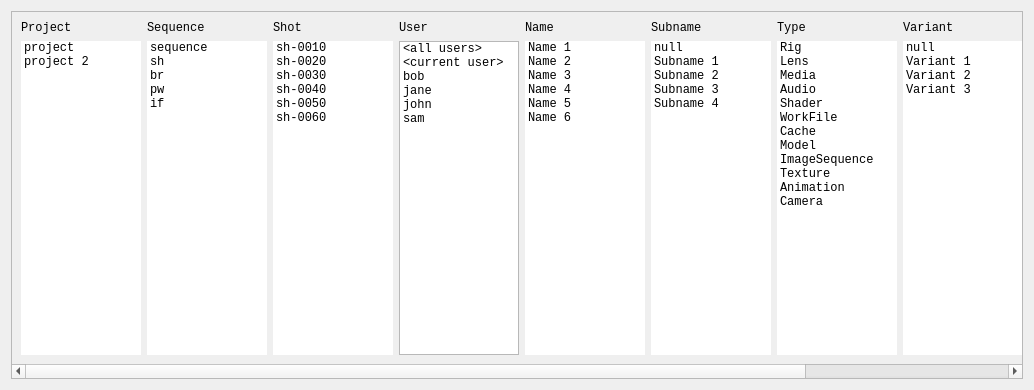
david-cattermole/qt-learning, file ui/windows/assetBrowser/forms/searchTagFinder.ui: the form before one commit.
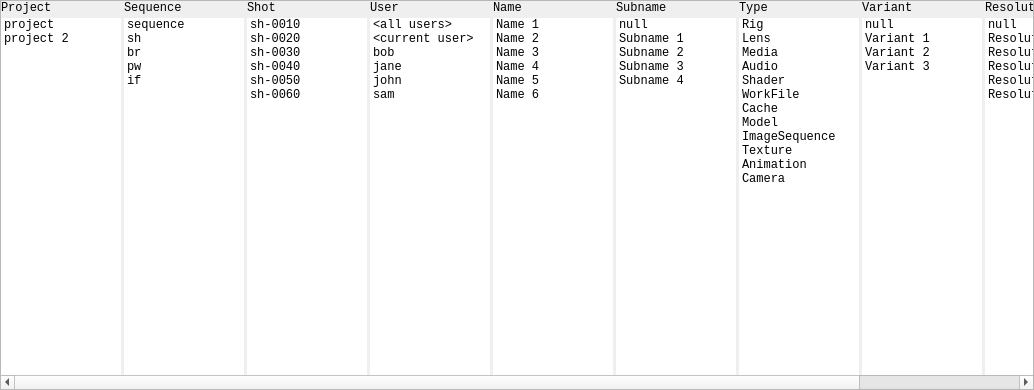
The form after the commit.

```diff
--- a/ui/windows/assetBrowser/forms/searchTagFinder.ui
+++ b/ui/windows/assetBrowser/forms/searchTagFinder.ui
@@ -14,6 +14,12 @@
    <string>Form</string>
   </property>
   <layout class="QHBoxLayout" name="horizontalLayout">
+   <property name="spacing">
+    <number>0</number>
+   </property>
+   <property name="margin">
+    <number>0</number>
+   </property>
    <item>
     <widget class="QScrollArea" name="scrollArea">
      <property name="sizePolicy">
@@ -47,8 +53,8 @@
        <rect>
         <x>0</x>
         <y>0</y>
-        <width>1264</width>
-        <height>357</height>
+        <width>1247</width>
+        <height>370</height>
        </rect>
       </property>
       <property name="sizePolicy">
@@ -61,8 +67,17 @@
        <enum>Qt::LeftToRight</enum>
       </property>
       <layout class="QHBoxLayout" name="horizontalLayout_5">
+       <property name="spacing">
+        <number>3</number>
+       </property>
+       <property name="margin">
+        <number>0</number>
+       </property>
        <item>
         <layout class="QVBoxLayout" name="verticalLayout">
+         <property name="spacing">
+          <number>3</number>
+         </property>
          <item>
           <widget class="QLabel" name="label">
            <property name="text">
@@ -114,6 +129,9 @@
        </item>
        <item>
         <layout class="QVBoxLayout" name="verticalLayout_2">
+         <property name="spacing">
+          <number>3</number>
+         </property>
          <item>
           <widget class="QLabel" name="label_2">
            <property name="text">
@@ -189,6 +207,9 @@
        </item>
        <item>
         <layout class="QVBoxLayout" name="verticalLayout_3">
+         <property name="spacing">
+          <number>3</number>
+         </property>
          <item>
           <widget class="QLabel" name="label_3">
            <property name="text">
@@ -257,6 +278,9 @@
        </item>
        <item>
         <layout class="QVBoxLayout" name="verticalLayout_4">
+         <property name="spacing">
+          <number>3</number>
+         </property>
          <item>
           <widget class="QLabel" name="label_4">
            <property name="text">
@@ -277,6 +301,9 @@
              <family>Monospace</family>
             </font>
            </property>
+           <property name="frameShape">
+            <enum>QFrame::NoFrame</enum>
+           </property>
            <property name="verticalScrollBarPolicy">
             <enum>Qt::ScrollBarAlwaysOff</enum>
            </property>
@@ -319,6 +346,9 @@
        </item>
        <item>
         <layout class="QVBoxLayout" name="verticalLayout_5">
+         <property name="spacing">
+          <number>3</number>
+         </property>
          <item>
           <widget class="QLabel" name="label_5">
            <property name="text">
@@ -393,6 +423,9 @@
        </item>
        <item>
         <layout class="QVBoxLayout" name="verticalLayout_6">
+         <property name="spacing">
+          <number>3</number>
+         </property>
          <item>
           <widget class="QLabel" name="label_6">
            <property name="text">
@@ -465,6 +498,9 @@
        </item>
        <item>
         <layout class="QVBoxLayout" name="verticalLayout_7">
+         <property name="spacing">
+          <number>3</number>
+         </property>
          <item>
           <widget class="QLabel" name="label_7">
            <property name="text">
@@ -594,6 +630,9 @@
        </item>
        <item>
         <layout class="QVBoxLayout" name="verticalLayout_8">
+         <property name="spacing">
+          <number>3</number>
+         </property>
          <item>
           <widget class="QLabel" name="label_8">
            <property name="text">
@@ -647,6 +686,9 @@
        </item>
        <item>
         <layout class="QVBoxLayout" name="verticalLayout_9">
+         <property name="spacing">
+          <number>3</number>
+         </property>
          <item>
           <widget class="QLabel" name="label_9">
            <property name="text">
```
Left out of the diff: 3 changed lines with no effect on the pictures.
